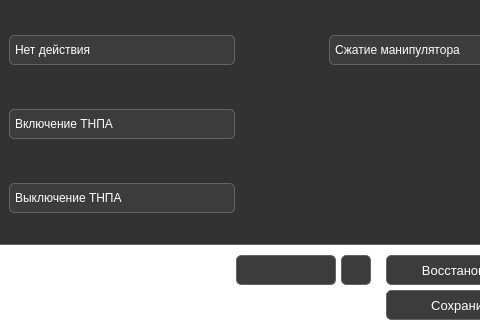
Above: src/ClientApp/Widgets/Input/GamepadSettingsWidget.ui from PolarStarWalker/PolarUV-client before the change; both pictures show x 418 to 898 and y 214 to 534 of the 1024 by 534 pixel window. Below: the same form after it.
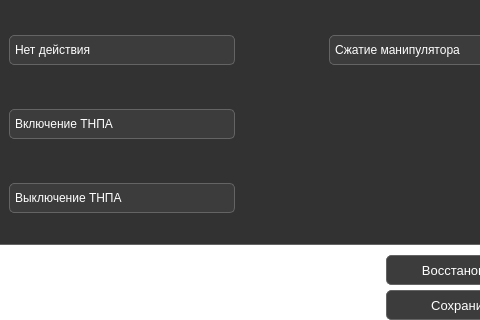
That is the form after the change. Icons and pictures are not drawn.

Commit message: Added back-end of camera settings

Patch:
```diff
--- a/src/ClientApp/Widgets/Input/GamepadSettingsWidget.ui
+++ b/src/ClientApp/Widgets/Input/GamepadSettingsWidget.ui
@@ -53,284 +53,6 @@
    <property name="verticalSpacing">
     <number>5</number>
    </property>
-   <item row="2" column="0">
-    <spacer name="horizontalSpacer_3">
-     <property name="orientation">
-      <enum>Qt::Horizontal</enum>
-     </property>
-     <property name="sizeHint" stdset="0">
-      <size>
-       <width>40</width>
-       <height>20</height>
-      </size>
-     </property>
-    </spacer>
-   </item>
-   <item row="2" column="1">
-    <widget class="QWidget" name="ConnectionSettingsWidget" native="true">
-     <property name="sizePolicy">
-      <sizepolicy hsizetype="Fixed" vsizetype="Fixed">
-       <horstretch>0</horstretch>
-       <verstretch>0</verstretch>
-      </sizepolicy>
-     </property>
-     <property name="minimumSize">
-      <size>
-       <width>261</width>
-       <height>65</height>
-      </size>
-     </property>
-     <property name="maximumSize">
-      <size>
-       <width>261</width>
-       <height>65</height>
-      </size>
-     </property>
-     <property name="autoFillBackground">
-      <bool>false</bool>
-     </property>
-     <layout class="QGridLayout" name="gridLayout_2">
-      <property name="leftMargin">
-       <number>0</number>
-      </property>
-      <property name="topMargin">
-       <number>0</number>
-      </property>
-      <property name="rightMargin">
-       <number>0</number>
-      </property>
-      <property name="bottomMargin">
-       <number>0</number>
-      </property>
-      <property name="horizontalSpacing">
-       <number>5</number>
-      </property>
-      <property name="verticalSpacing">
-       <number>0</number>
-      </property>
-      <item row="0" column="2">
-       <widget class="QComboBox" name="GamepadComboBox">
-        <property name="sizePolicy">
-         <sizepolicy hsizetype="Fixed" vsizetype="Fixed">
-          <horstretch>0</horstretch>
-          <verstretch>0</verstretch>
-         </sizepolicy>
-        </property>
-        <property name="minimumSize">
-         <size>
-          <width>100</width>
-          <height>30</height>
-         </size>
-        </property>
-        <property name="maximumSize">
-         <size>
-          <width>100</width>
-          <height>30</height>
-         </size>
-        </property>
-        <property name="styleSheet">
-         <string notr="true">QComboBox {
-	font: 10pt &quot;MS Shell Dlg 2&quot;;
-	color: white;
-    padding: 1px 18px 1px 3px;
-}
-
-QComboBox:editable {
-    background: rgb(60,60,60);
-	border: 1px solid rgb(100,100,100) ;
-    border-top-left-radius: 5px;
-	border-top-right-radius: 5px;
-}
-
-QComboBox:!editable, QComboBox::drop-down:editable { /* Штука не выдвинута*/
-	background: rgb(60,60,60);
-	border: 1px solid rgb(100,100,100) ;
-    border-top-left-radius: 5px;
-	border-top-right-radius: 5px;
-	border-bottom-left-radius: 5px;
-	border-bottom-right-radius: 5px;
-}
-
-QComboBox:!editable:on, QComboBox::drop-down:editable:on { /* Штука выдвинута*/
-	background: rgb(60,60,60);
-	border: 1px solid rgb(100,100,100) ;
-    border-top-left-radius: 5px;
-	border-top-right-radius: 5px;
-	border-bottom-left-radius: 0px;
-	border-bottom-right-radius: 0px;
-} 
-
-QComboBox::drop-down {
-    subcontrol-origin: padding;
-    subcontrol-position: top right;
-    width: 15px;
-
-    border-top-right-radius: 5px; /* same radius as the QComboBox */
-    border-bottom-right-radius: 5px;
-}
-
-QComboBox::down-arrow {
-    image: url(Icons/ComboBoxDownArrow.png);
-	width: 10px;
-	height: 10px;
-	right: 5px;
-} 
-
-QComboBox::down-arrow:on { /* shift the arrow when popup is open */
-    image: url(Icons/ComboBoxUpArrow.png);
-}
-
-QComboBox QAbstractItemView {
-	color: white;
-	border: 1px solid rgb(100,100,100) ;
-	border-bottom-left-radius: 5px;
-	border-bottom-right-radius: 5px;
-	background-color: rgb(60,60,60);
-    selection-background-color: rgb(40,40,40);
-}</string>
-        </property>
-       </widget>
-      </item>
-      <item row="1" column="2">
-       <spacer name="verticalSpacer">
-        <property name="orientation">
-         <enum>Qt::Vertical</enum>
-        </property>
-        <property name="sizeHint" stdset="0">
-         <size>
-          <width>20</width>
-          <height>40</height>
-         </size>
-        </property>
-       </spacer>
-      </item>
-      <item row="0" column="0">
-       <widget class="QLabel" name="GamepadIDLabel">
-        <property name="sizePolicy">
-         <sizepolicy hsizetype="Fixed" vsizetype="Fixed">
-          <horstretch>0</horstretch>
-          <verstretch>0</verstretch>
-         </sizepolicy>
-        </property>
-        <property name="minimumSize">
-         <size>
-          <width>0</width>
-          <height>30</height>
-         </size>
-        </property>
-        <property name="maximumSize">
-         <size>
-          <width>16777215</width>
-          <height>30</height>
-         </size>
-        </property>
-        <property name="font">
-         <font>
-          <family>Arial</family>
-          <pointsize>12</pointsize>
-          <weight>50</weight>
-          <bold>false</bold>
-          <kerning>true</kerning>
-         </font>
-        </property>
-        <property name="styleSheet">
-         <string notr="true">color: white;</string>
-        </property>
-        <property name="text">
-         <string>ID геймпада</string>
-        </property>
-       </widget>
-      </item>
-      <item row="0" column="3">
-       <widget class="QPushButton" name="RefreshGamepadsButton">
-        <property name="sizePolicy">
-         <sizepolicy hsizetype="Fixed" vsizetype="Fixed">
-          <horstretch>0</horstretch>
-          <verstretch>0</verstretch>
-         </sizepolicy>
-        </property>
-        <property name="minimumSize">
-         <size>
-          <width>30</width>
-          <height>30</height>
-         </size>
-        </property>
-        <property name="maximumSize">
-         <size>
-          <width>30</width>
-          <height>30</height>
-         </size>
-        </property>
-        <property name="font">
-         <font>
-          <family>Arial</family>
-          <pointsize>10</pointsize>
-          <weight>50</weight>
-          <bold>false</bold>
-          <stylestrategy>PreferDefault</stylestrategy>
-          <kerning>true</kerning>
-         </font>
-        </property>
-        <property name="cursor">
-         <cursorShape>ArrowCursor</cursorShape>
-        </property>
-        <property name="toolTip">
-         <string>Обновить</string>
-        </property>
-        <property name="layoutDirection">
-         <enum>Qt::RightToLeft</enum>
-        </property>
-        <property name="styleSheet">
-         <string notr="true">QPushButton {
-	color: white;
-	background-color:rgb(60,60,60);
-	border: 1px solid rgb(100,100,100);
-	border-radius:5px;
-	icon: url(Icons/ReloadIcon.png);
-}
-
-QPushButton:hover:!pressed {
-    background-color: rgb(70,70,70);
-}
-
-QToolTip
-{
-	color: white;
-	background-color: rgb(30,140,200);
-	border: 1px solid rgb(38,179,255);
-	border-radius: 3px;
-}</string>
-        </property>
-        <property name="text">
-         <string/>
-        </property>
-        <property name="iconSize">
-         <size>
-          <width>20</width>
-          <height>20</height>
-         </size>
-        </property>
-        <property name="autoDefault">
-         <bool>false</bool>
-        </property>
-       </widget>
-      </item>
-      <item row="0" column="1">
-       <spacer name="horizontalSpacer_4">
-        <property name="orientation">
-         <enum>Qt::Horizontal</enum>
-        </property>
-        <property name="sizeHint" stdset="0">
-         <size>
-          <width>40</width>
-          <height>20</height>
-         </size>
-        </property>
-       </spacer>
-      </item>
-     </layout>
-    </widget>
-   </item>
    <item row="2" column="2">
     <widget class="QWidget" name="widget" native="true">
      <property name="sizePolicy">
@@ -3829,7 +3551,20 @@
      </layout>
     </widget>
    </item>
-   <item row="1" column="1">
+   <item row="2" column="0" colspan="2">
+    <spacer name="horizontalSpacer_3">
+     <property name="orientation">
+      <enum>Qt::Horizontal</enum>
+     </property>
+     <property name="sizeHint" stdset="0">
+      <size>
+       <width>40</width>
+       <height>20</height>
+      </size>
+     </property>
+    </spacer>
+   </item>
+   <item row="1" column="2">
     <spacer name="verticalSpacer_2">
      <property name="orientation">
       <enum>Qt::Vertical</enum>
```
The commit also changes 6 other files.
